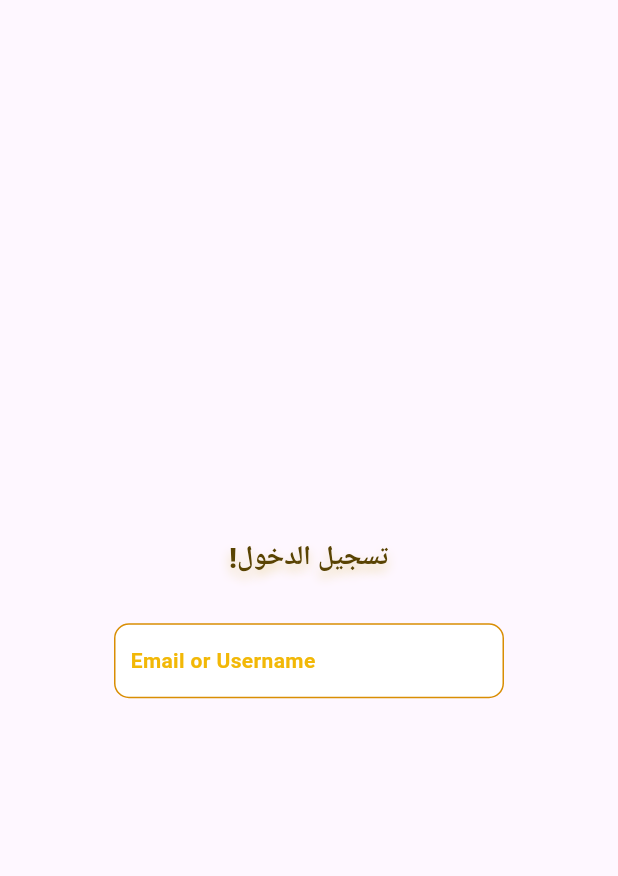
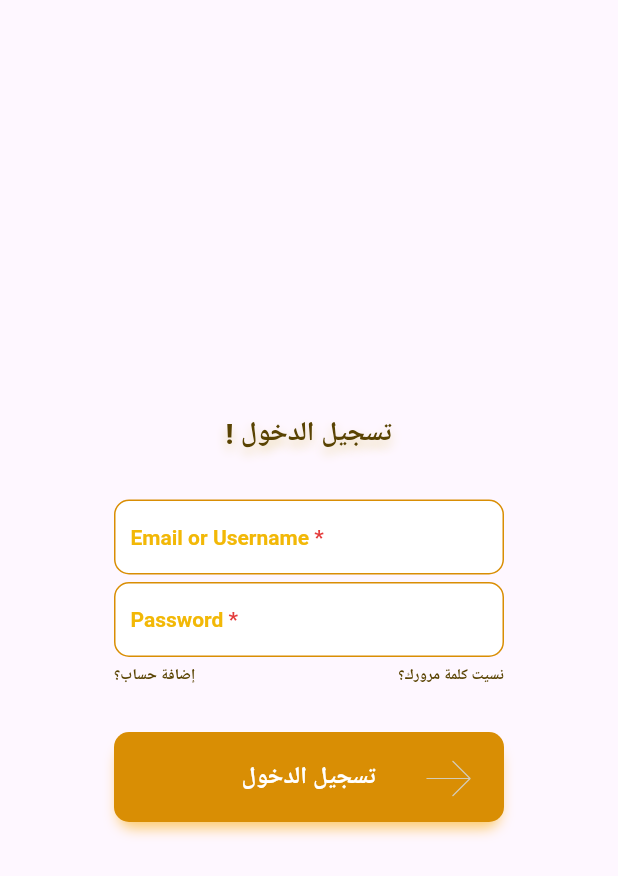
Before and after one commit to MohamedHamdySoftwareEngineer/eye_app, a Flutter app: the screen it shows after launch, after a tap on "يلا نحل", on a phone screen of 412 x 824 dp. Shown: the top 876 px of the screen. Run offline on Flutter 3.47's test engine with Material 3 defaults, Android fonts, the phone set to English and light mode, and no system bars; our stand-ins replace animated_text_kit, flutter_svg, go_router, google_fonts; Roboto replaces fonts that are missing (Cairo).

Commit message:
finish Sign In Screen and Start Sign Up Screen

```diff
--- a/lib/constants.dart
+++ b/lib/constants.dart
@@ -1,5 +1,6 @@
 import 'package:flutter/material.dart';
 
+const timeNavigate = 4;
 const mainColor = Color(0xffD3CCB8);
 const shadowMainColor = Color(0xffe9d7a2);
 const secondColor = Color(0xffD98E04);
--- a/lib/core/utils/app_router.dart
+++ b/lib/core/utils/app_router.dart
@@ -1,14 +1,19 @@
 import 'package:eye/features/home/presentation/views/home_view.dart';
 import 'package:eye/features/sign_in/presentation/views/sign_in.dart';
+import 'package:eye/features/sign_up/presentation/views/widgets/sign_up_body.dart';
 import 'package:eye/features/splash/presentation/views/splash_view.dart';
 import 'package:go_router/go_router.dart';
+
+import '../../features/sign_up/presentation/views/sign_up.dart';
 
 abstract class AppRouter {
   static const rHomeView = '/HomeView';
   static const rSignIn = '/SignIn';
+  static const rSignUp = '/SignUp';
   static final router = GoRouter(routes: [
     GoRoute(path: '/', builder: (context, state) => const SplashView()),
     GoRoute(path: rHomeView, builder: (context, state) => const HomeView()),
-    GoRoute(path: rSignIn,builder: (context,state)=> const SignIn()),
+    GoRoute(path: rSignIn, builder: (context, state) => const SignIn()),
+    GoRoute(path: rSignUp, builder: (context, state) => const SignUp()),
   ]);
 }
--- a/lib/core/utils/assets.dart
+++ b/lib/core/utils/assets.dart
@@ -12,4 +12,5 @@ class AssetsData {
   static const classifierPhotoPNG = 'assets/images/classifier_photo.png';
   static const bottomIcon = 'assets/images/bottom_icon.svg';
   static const trophyImage = 'assets/images/trophy_image.png';
+  static const arrowIconInternal = 'assets/images/arrow_next_internal.svg';
 }
--- a/lib/core/utils/styles.dart
+++ b/lib/core/utils/styles.dart
@@ -22,7 +22,11 @@ abstract class Styles {
       TextStyle(fontSize: 14, color: Colors.black, fontWeight: FontWeight.w900);
   static const renameTextStyle10 =
       TextStyle(fontSize: 10, color: secondColor, fontWeight: FontWeight.w300);
-  static const signTextStyle = TextStyle(fontSize: 14, color: signColor, fontWeight: FontWeight.bold);
+  static const signTextStyle =
+      TextStyle(fontSize: 14, color: signColor, fontWeight: FontWeight.bold);
+
+  static const splashTextStyle =
+      TextStyle(fontSize: 18, color: mainColor, fontWeight: FontWeight.bold);
 
   static const strongestclassifiersText = TextStyle(
     fontSize: 20,
--- /dev/null
+++ b/lib/core/widgets/main_box.dart
@@ -0,0 +1,56 @@
+import 'package:eye/constants.dart';
+import 'package:eye/core/utils/assets.dart';
+import 'package:eye/core/utils/styles.dart';
+import 'package:flutter/material.dart';
+import 'package:flutter_svg/flutter_svg.dart';
+
+class MainBox extends StatelessWidget {
+  const MainBox(
+      {super.key,
+      required this.text,
+      required this.assetName,
+      required this.numWidHig, required this.numRight, required this.numTop,});
+  final String text;
+  final String assetName;
+  final double numWidHig;
+  final double numRight;
+  final double numTop;
+  @override
+  Widget build(BuildContext context) {
+    return Stack(
+      clipBehavior: Clip.none,
+      children: [
+        Container(
+          width: 260,
+          height: 60,
+          decoration: BoxDecoration(
+            color: secondColor,
+            borderRadius: BorderRadius.circular(10),
+            boxShadow: const [
+              BoxShadow(
+                blurRadius: 7,
+                color: shadowSecondColor,
+                offset: Offset(0, 7),
+                spreadRadius: -3,
+              ),
+            ],
+          ),
+          alignment: Alignment.center,
+          child: Text(
+            text,
+            style: Styles.customtextStyle,
+          ),
+        ),
+        Positioned(
+          right: numRight,
+          top: numTop,
+          child: SvgPicture.asset(
+            assetName,
+            width: numWidHig,
+            height: numWidHig,
+          ),
+        ),
+      ],
+    );
+  }
+}
--- a/lib/features/home/presentation/views/widgets/starting_box.dart
+++ b/lib/features/home/presentation/views/widgets/starting_box.dart
@@ -1,6 +1,7 @@
 import 'package:eye/constants.dart';
 import 'package:eye/core/utils/assets.dart';
 import 'package:eye/core/utils/styles.dart';
+import 'package:eye/core/widgets/main_box.dart';
 import 'package:flutter/material.dart';
 import 'package:flutter_svg/flutter_svg.dart';
 import 'package:go_router/go_router.dart';
@@ -16,41 +17,7 @@ class StartingBox extends StatelessWidget {
       onTap: () {
         GoRouter.of(context).push(AppRouter.rSignIn);
       },
-      child: Stack(
-        clipBehavior: Clip.none,
-        children: [
-          Container(
-            width: 260,
-            height: 60,
-            decoration: BoxDecoration(
-              color: secondColor,
-              borderRadius: BorderRadius.circular(10),
-              boxShadow: const [
-                BoxShadow(
-                    blurRadius: 7,
-                    color: shadowSecondColor,
-                    offset: Offset(0, 7),
-                    spreadRadius: -3,
-                    ),
-              ],
-            ),
-            alignment: Alignment.center,
-            child: const Text(
-              'يلا نحل',
-              style: Styles.customtextStyle,
-            ),
-          ),
-          Positioned(
-            right: -7,
-            top: -5,
-            child: SvgPicture.asset(
-              AssetsData.arrowIcon,
-              width: 70,
-              height: 70,
-            ),
-          ),
-        ],
-      ),
+      child: const MainBox(text: 'يلا نحل', assetName: AssetsData.arrowIcon,numWidHig: 70,numRight: -7,numTop: -5,),
     );
   }
 }
--- /dev/null
+++ b/lib/features/sign_in/presentation/views/widgets/email_box.dart
@@ -0,0 +1,36 @@
+import 'package:eye/constants.dart';
+import 'package:eye/core/utils/styles.dart';
+import 'package:flutter/material.dart';
+
+class EmailBox extends StatelessWidget {
+  const EmailBox({super.key,required this.text});
+  final String text;
+  @override
+  Widget build(BuildContext context) {
+    return Container(
+      padding: const EdgeInsets.symmetric(horizontal: 10),
+      alignment: Alignment.centerLeft,
+      width: 260,
+      height: 50,
+      decoration: BoxDecoration(
+        color: Colors.white,
+        borderRadius: BorderRadius.circular(10),
+        border: Border.all(color: borderColor, width: 1),
+      ),
+      child: RichText(
+        text:  TextSpan(
+          text: text,
+          style: Styles.signTextStyle,
+          children: const <TextSpan>[
+            TextSpan(
+              text: ' *',
+              style: TextStyle(
+                color: Color(0xffE43B3B),
+              ),
+            ),
+          ],
+        ),
+      ),
+    );
+  }
+}
--- /dev/null
+++ b/lib/features/sign_in/presentation/views/widgets/password_box.dart
@@ -0,0 +1,35 @@
+import 'package:eye/constants.dart';
+import 'package:eye/core/utils/styles.dart';
+import 'package:flutter/material.dart';
+
+class PasswordBox extends StatelessWidget {
+  const PasswordBox({super.key,required this.text});
+  final String text;
+  @override
+  Widget build(BuildContext context) {
+    return Container(
+      padding: const EdgeInsets.symmetric(horizontal: 10),
+      alignment: Alignment.centerLeft,
+      width: 260,
+      height: 50,
+      decoration: BoxDecoration(
+        color: Colors.white,
+        borderRadius: BorderRadius.circular(10),
+        border: Border.all(color: borderColor, width: 1),
+      ),
+      child: RichText(
+        text:  TextSpan(
+            text: text,
+            style: Styles.signTextStyle,
+            children: const [
+              TextSpan(
+                text: ' *',
+                style: TextStyle(
+                  color: Color(0xffE43B3B),
+                ),
+              ),
+            ]),
+      ),
+    );
+  }
+}
--- a/lib/features/sign_in/presentation/views/widgets/sign_in_body.dart
+++ b/lib/features/sign_in/presentation/views/widgets/sign_in_body.dart
@@ -1,6 +1,12 @@
+import 'package:eye/core/utils/assets.dart';
+import 'package:eye/core/widgets/main_box.dart';
+import 'package:eye/features/sign_in/presentation/views/widgets/email_box.dart';
+import 'package:eye/features/sign_in/presentation/views/widgets/password_box.dart';
 import 'package:flutter/material.dart';
+import 'package:go_router/go_router.dart';
 
 import '../../../../../constants.dart';
+import '../../../../../core/utils/app_router.dart';
 import '../../../../../core/utils/styles.dart';
 
 class SignInBody extends StatelessWidget {
@@ -8,39 +14,55 @@ class SignInBody extends StatelessWidget {
 
   @override
   Widget build(BuildContext context) {
-    return const Center(
+    return Center(
       child: Column(mainAxisAlignment: MainAxisAlignment.center, children: [
-        Text(
-          '!تسجيل الدخول',
+        const Text(
+          '! تسجيل الدخول',
           style: Styles.brownText18,
         ),
-        SizedBox(height: 30,),
-        EmailBox(),
+        const SizedBox(
+          height: 30,
+        ),
+        const EmailBox(text: 'Email or Username'),
+        const SizedBox(
+          height: 5,
+        ),
+        const PasswordBox(text: 'Password'),
+        const SizedBox(
+          height: 5,
+        ),
+        SizedBox(
+          width: 260,
+          child: Row(
+            mainAxisAlignment: MainAxisAlignment.spaceBetween,
+            children: [
+              InkWell(
+                onTap: (){
+                  GoRouter.of(context).push(AppRouter.rSignUp);
+                },
+                child: Text(
+                  'إضافة حساب؟',
+                  style: Styles.brownText18.copyWith(shadows: [], fontSize: 10),
+                ),
+              ),
+              Text(
+                'نسيت كلمة مرورك؟',
+                style: Styles.brownText18.copyWith(shadows: [], fontSize: 10),
+              ),
+            ],
+          ),
+        ),
+        const SizedBox(
+          height: 30,
+        ),
+        const MainBox(
+          text: 'تسجيل الدخول',
+          assetName: AssetsData.arrowIconInternal,
+          numWidHig: 30,
+          numRight: 22,
+          numTop: 16,
+        ),
       ]),
     );
   }
 }
-
-class EmailBox extends StatelessWidget {
-  const EmailBox({super.key});
-
-  @override
-  Widget build(BuildContext context) {
-    return Container(
-      padding: const EdgeInsets.symmetric(horizontal: 10),
-      alignment: Alignment.centerLeft,
-      width: 260,
-      height: 50,
-      decoration: BoxDecoration(
-        color: Colors.white,
-        borderRadius: BorderRadius.circular(10),
-        border: Border.all(color: borderColor, width: 1),
-
-      ),
-      child: const Text(
-        'Email or Username',
-        style: Styles.signTextStyle,
-      ),
-    );
-  }
-}
--- /dev/null
+++ b/lib/features/sign_up/presentation/views/sign_up.dart
@@ -0,0 +1,14 @@
+import 'package:flutter/material.dart';
+import 'widgets/sign_up_body.dart';
+
+
+class SignUp extends StatelessWidget {
+  const SignUp({super.key});
+
+  @override
+  Widget build(BuildContext context) {
+    return  const Scaffold(
+      body: SignUpBody(),
+    );
+  }
+}
--- /dev/null
+++ b/lib/features/sign_up/presentation/views/widgets/sign_up_body.dart
@@ -0,0 +1,21 @@
+import 'package:flutter/material.dart';
+
+import '../../../../../core/utils/styles.dart';
+
+class SignUpBody extends StatelessWidget {
+  const SignUpBody({super.key});
+
+  @override
+  Widget build(BuildContext context) {
+    return const Center(
+      child: Column(
+        mainAxisAlignment: MainAxisAlignment.center,
+        children: [
+        Text(
+          'التسجيل في المنصة',
+          style: Styles.brownText18,
+        ),
+      ]),
+    );
+  }
+}
--- /dev/null
+++ b/lib/features/splash/presentation/views/widgets/sliding_text.dart
@@ -0,0 +1,37 @@
+import 'package:flutter/material.dart';
+import 'package:animated_text_kit/animated_text_kit.dart';
+
+import '../../../../../core/utils/styles.dart'; // Add this package
+
+class SlidingText extends StatelessWidget {
+  const SlidingText({
+    super.key,
+    required this.slidingAnimation,
+  });
+
+  final Animation<Offset> slidingAnimation;
+
+  @override
+  Widget build(BuildContext context) {
+    return AnimatedBuilder(
+      animation: slidingAnimation,
+      builder: (context, _) {
+        return SlideTransition(
+          position: slidingAnimation,
+          child: AnimatedTextKit(
+            animatedTexts: [
+              // Word-by-word fade animation with typing effect
+              TyperAnimatedText(
+                'Test. Learn. Succeed. Repeat. ',
+                textStyle: Styles.splashTextStyle,
+                speed: const Duration(milliseconds: 90),
+              ),
+            ],
+            isRepeatingAnimation: false,
+            totalRepeatCount: 1,
+          ),
+        );
+      },
+    );
+  }
+}
--- a/lib/features/splash/presentation/views/widgets/splash_view_body.dart
+++ b/lib/features/splash/presentation/views/widgets/splash_view_body.dart
@@ -1,7 +1,9 @@
+import 'package:eye/constants.dart';
 import 'package:eye/core/utils/app_router.dart';
 import 'package:flutter/material.dart';
 import 'package:go_router/go_router.dart';
  import '../../../../../core/utils/assets.dart';
+import 'sliding_text.dart';
 
 class SplashViewBody extends StatefulWidget {
   const SplashViewBody({super.key});
@@ -10,26 +12,67 @@ class SplashViewBody extends StatefulWidget {
   State<SplashViewBody> createState() => _SplashViewBodyState();
 }
 
-class _SplashViewBodyState extends State<SplashViewBody> {
+class _SplashViewBodyState extends State<SplashViewBody> with SingleTickerProviderStateMixin{
+  late AnimationController animationController;
+  late Animation<Offset> slidingAnimation;
+
+
   @override
   void initState() {
     super.initState();
 
+    initSlidingAnimation();
+
     navigateToHome();
   }
 
-  void navigateToHome() {
-    Future.delayed(const Duration(seconds: 3), () {
-      if(mounted){
-        GoRouter.of(context).push(AppRouter.rHomeView);
-      }
-    });
+  void dispose() {
+    super.dispose();
+
+    animationController.dispose();
   }
+
+
+
 
   @override
   Widget build(BuildContext context) {
-    return Align(
-        alignment: Alignment.center,
-        child: Image.asset(AssetsData.eyeSplashJPG,scale: 4,)); // / Reduces the image size to 1/4
+    return Center(
+      child: Column(
+        mainAxisAlignment: MainAxisAlignment.center,
+        crossAxisAlignment: CrossAxisAlignment.center,
+        children: [
+          Image.asset(AssetsData.eyeSplashJPG,scale: 4,),
+          const SizedBox(height: 20),
+          SlidingText(slidingAnimation: slidingAnimation),
+        ],
+      ),
+    ); // / Reduces the image size to 1/4
   }
+
+ void initSlidingAnimation() {
+  // 1. Match slide duration to typing animation
+  animationController = AnimationController(
+    vsync: this,
+    duration: const Duration(milliseconds: 3000), // 2.5 seconds
+  );
+
+  // 2. Keep smooth slide configuration
+  slidingAnimation = Tween<Offset>(
+    begin: const Offset(-1, 0),
+    end: Offset.zero,
+  ).animate(CurvedAnimation(
+    parent: animationController,
+    curve: Curves.easeOutCubic,
+  ));
+
+  animationController.forward();
 }
+
+void navigateToHome() {
+  // 3. Total duration = typing + brief pause
+  Future.delayed(const Duration(milliseconds: 3500), () { // 3.2 seconds
+    if (mounted) context.go(AppRouter.rHomeView);
+  });
+}
+}
```
Also changed, not shown: pubspec.yaml (+5 -15 lines), assets/images/arrow_next_internal.svg (added), pubspec.lock.
